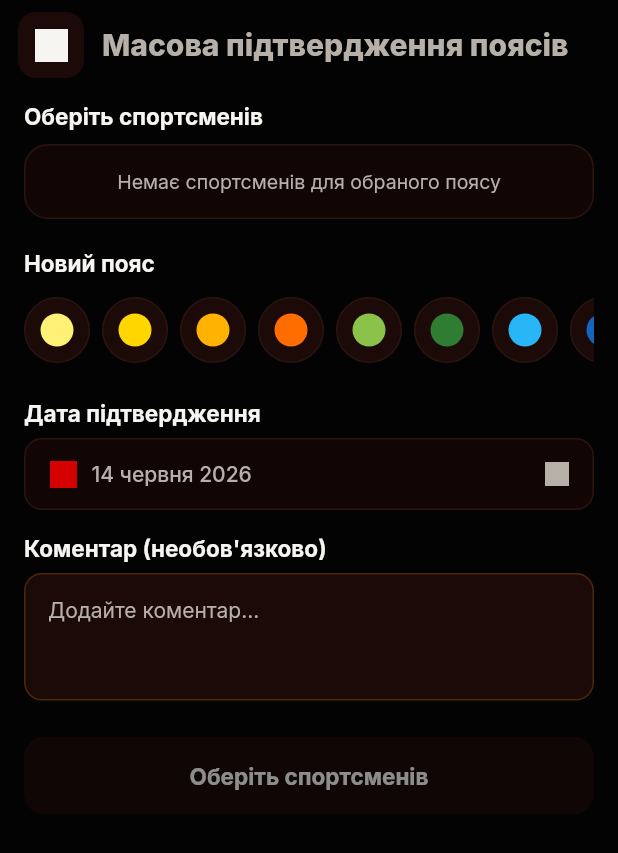
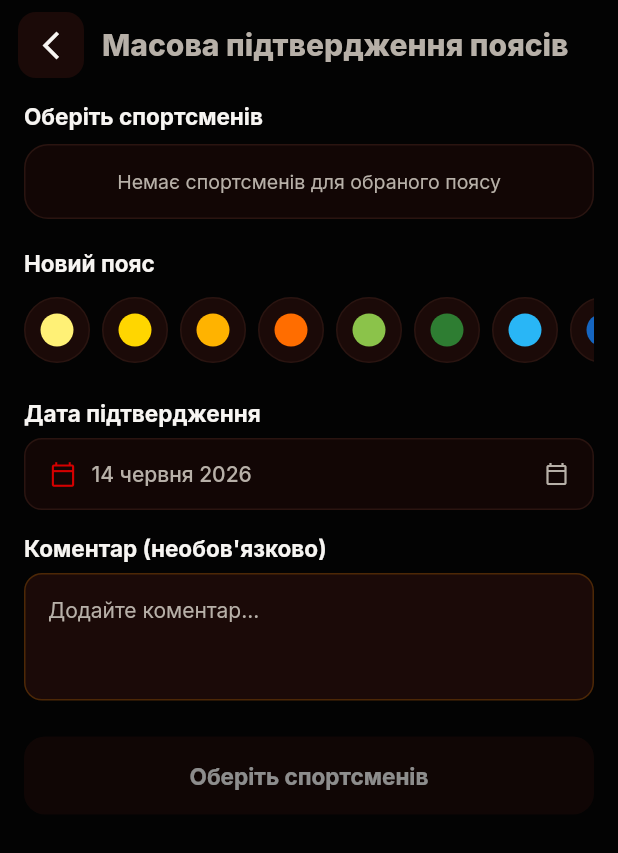
Before and after one commit to Roma1990Melnichuk/triumph-judo-app, a Flutter app: the BulkBeltScreen screen opened by its route, on a phone screen of 412 x 824 dp. Shown: the top 853 px of the screen. Run offline on Flutter 3.47's test engine with Material 3 defaults, Android fonts, the phone set to English and light mode, and no system bars; our stand-ins replace cached_network_image, cloud_firestore, connectivity_plus, csv, file_picker, firebase_analytics and 11 more; accounts and stored records are empty.

Commit message:
Fix icon squares, belt-ready filter, individual training save
triumph_icon: WebP icons with color now show Material fallback (correct color)
instead of ShaderMask which also produced solid squares on opaque WebPs.
Transparent PNGs keep ShaderMask(srcATop) — only they need tinting.

bulk_belt: show only beltReady=true athletes (was showing all, dimming not-ready)

individual_training: createSlot AsyncValue.guard → try/catch/rethrow so
_save() receives errors and shows SnackBar instead of silently failing

Co-Authored-By: Claude Sonnet 4.6 <noreply@anthropic.com>

```diff
--- a/lib/features/belts/screens/bulk_belt_screen.dart
+++ b/lib/features/belts/screens/bulk_belt_screen.dart
@@ -36,9 +36,9 @@ class _BulkBeltScreenState extends ConsumerState<BulkBeltScreen> {
   }
 
   List<ChildModel> _eligible(List<ChildModel> all) {
-    if (_targetBelt == null) return all;
+    if (_targetBelt == null) return all.where((c) => c.beltReady).toList();
     return all
-        .where((c) => c.currentBelt.next == _targetBelt)
+        .where((c) => c.currentBelt.next == _targetBelt && c.beltReady)
         .toList()
       ..sort((a, b) => a.lastName.compareTo(b.lastName));
   }
@@ -378,7 +378,7 @@ class _BulkBeltScreenState extends ConsumerState<BulkBeltScreen> {
                   BeltBadge(belt: _targetBelt!, size: BeltBadgeSize.small),
                   const SizedBox(width: 8),
                   Text(
-                    '${eligible.where((c) => c.beltReady).length} / ${eligible.length} готові до здачі',
+                    '${eligible.length} готові до здачі',
                     style: const TextStyle(
                         color: AppColors.textSecondary, fontSize: 12),
                   ),
--- a/lib/shared/widgets/triumph_icon.dart
+++ b/lib/shared/widgets/triumph_icon.dart
@@ -245,12 +245,19 @@ class TriumphIcon extends StatelessWidget {
     );
 
     if (color != null) {
+      if (hasTransparentBg(icon)) {
+        // PNG with transparent bg — ShaderMask tints correctly
         return ShaderMask(
           shaderCallback: (bounds) =>
               LinearGradient(colors: [color!, color!]).createShader(bounds),
           blendMode: BlendMode.srcATop,
           child: img,
         );
+      } else {
+        // WebP with opaque bg — any color filter makes a solid square;
+        // use Material icon fallback with the requested color instead
+        return Icon(_fallback(icon), size: size, color: color);
+      }
     }
 
     return img;
```
Also changed, not shown: lib/features/individual_training/providers/individual_training_provider.dart (+6 -2 lines), lib/features/individual_training/screens/individual_training_screen.dart (+9 -0 lines). Lines whose indentation alone changed are shown as unchanged.
